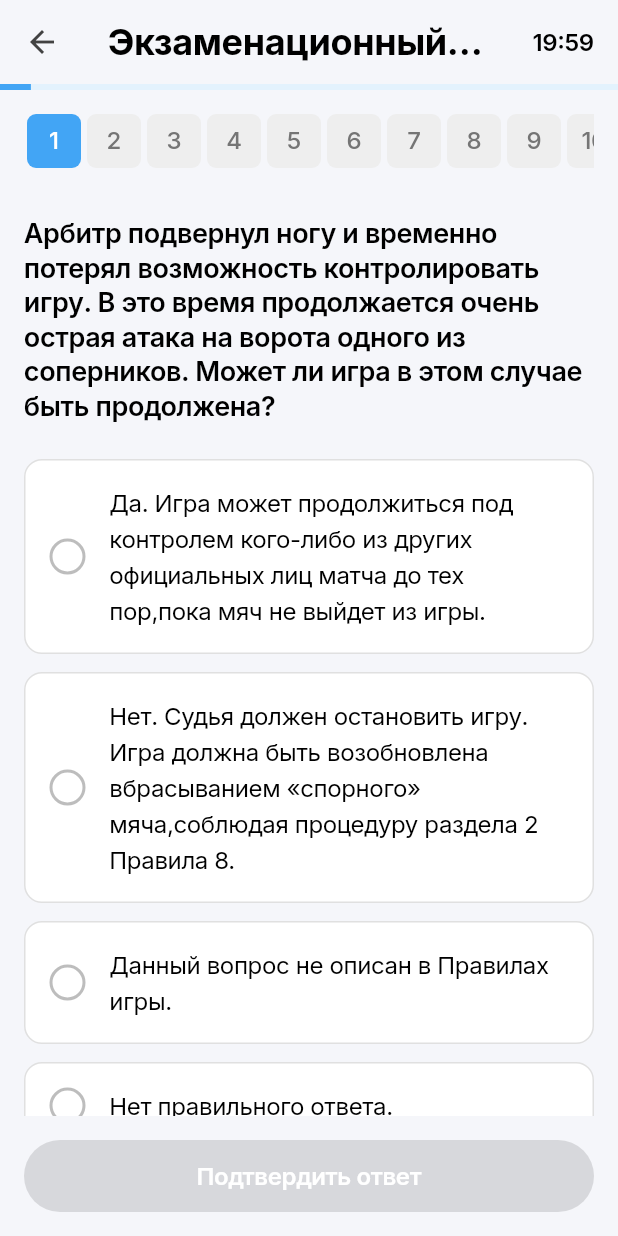
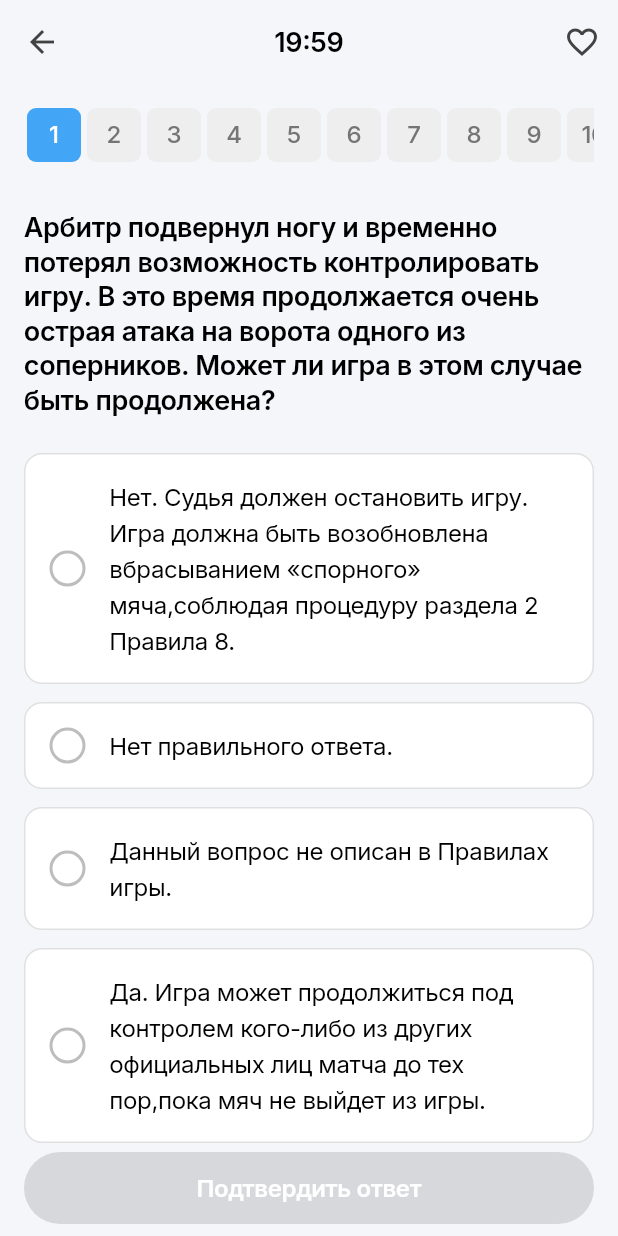
Before and after one commit to MedvedevEugene/Referee_App, a Flutter app: the screen it shows after launch, item 3 of the bottom bar chosen, after a tap on "Экзаменационный тест", on a phone screen of 412 x 824 dp. Run offline on Flutter 3.47's test engine with Material 3 defaults, Android fonts, the phone set to English and light mode, and no system bars; our stand-ins replace font_awesome_flutter, google_fonts; missing offline and left inert: syncfusion_flutter_pdfviewer.

Commit message:
feat: Implement exam test functionality with shuffled answers and UI improvements

```diff
--- a/lib/models/test_models.dart
+++ b/lib/models/test_models.dart
@@ -42,12 +42,31 @@ class ExamTest {
   final List<Question> questions;
   final DateTime startTime;
   Map<int, String> userAnswers = {};
+  final Map<int, List<String>> shuffledOptions = {};
+  final Map<int, Map<String, String>> optionsMap = {};
 
   ExamTest({
     required this.questions,
     required this.startTime,
   }) {
     assert(questions.length == questionCount, 'Exam test must have exactly $questionCount questions');
+
+    // Перемешиваем варианты ответов для каждого вопроса
+    for (var question in questions) {
+      // Создаем копию вариантов ответов
+      final options = List<String>.from(question.options);
+      // Перемешиваем варианты
+      options.shuffle();
+      // Сохраняем перемешанные варианты
+      shuffledOptions[question.id] = options;
+
+      // Создаем соответствие между перемешанными и оригинальными вариантами
+      final mapping = <String, String>{};
+      for (int i = 0; i < options.length; i++) {
+        mapping[options[i]] = question.options[i];
+      }
+      optionsMap[question.id] = mapping;
+    }
   }
 
   bool get isTimeUp => DateTime.now().difference(startTime).inMinutes >= timeLimit;
@@ -56,7 +75,9 @@ class ExamTest {
     int correct = 0;
     userAnswers.forEach((questionId, userAnswer) {
       final question = questions.firstWhere((q) => q.id == questionId);
-      if (userAnswer == question.answer) correct++;
+      // Преобразуем ответ пользователя в оригинальный вариант
+      final originalAnswer = optionsMap[questionId]?[userAnswer] ?? userAnswer;
+      if (originalAnswer == question.answer) correct++;
     });
     return correct;
   }
@@ -70,4 +91,9 @@ class ExamTest {
   void submitAnswer(int questionId, String answer) {
     userAnswers[questionId] = answer;
   }
+
+  // Получить перемешанные варианты ответов для вопроса
+  List<String> getShuffledOptions(int questionId) {
+    return shuffledOptions[questionId] ?? [];
+  }
 }
--- a/lib/screens/exam_test_screen.dart
+++ b/lib/screens/exam_test_screen.dart
@@ -1,6 +1,7 @@
 import 'dart:async';
 import 'package:flutter/material.dart';
 import '../models/test_models.dart';
+import 'test_results_screen.dart';
 
 class ExamTestScreen extends StatefulWidget {
   final ExamTest test;
@@ -44,10 +45,18 @@ class _ExamTestScreenState extends State<ExamTestScreen> {
 
   void _submitTest() {
     _timer.cancel();
-    setState(() {
-      _isSubmitted = true;
-    });
-    // TODO: Navigate to results screen
+    if (!mounted) return;
+
+    Navigator.pushReplacement(
+      context,
+      MaterialPageRoute(
+        builder: (context) => TestResultsScreen(
+          test: widget.test,
+          userAnswers: widget.test.userAnswers,
+          timeSpent: widget.test.timeSpent,
+        ),
+      ),
+    );
   }
 
   void _scrollToCurrentQuestion() {
@@ -77,12 +86,20 @@ class _ExamTestScreenState extends State<ExamTestScreen> {
   }
 
   int _findNextUnansweredQuestion() {
-    // Находим следующий неотвеченный вопрос после текущего
-    for (int i = 0; i < widget.test.questions.length; i++) {
+    // Сначала ищем следующий неотвеченный вопрос после текущего
+    for (int i = _currentQuestionIndex + 1; i < widget.test.questions.length; i++) {
       if (!_confirmedQuestions.contains(i)) {
         return i;
       }
     }
+
+    // Если после текущего нет неотвеченных, ищем с начала
+    for (int i = 0; i < _currentQuestionIndex; i++) {
+      if (!_confirmedQuestions.contains(i)) {
+        return i;
+      }
+    }
+
     return _currentQuestionIndex; // Если все вопросы отвечены, остаемся на текущем
   }
 
@@ -102,6 +119,9 @@ class _ExamTestScreenState extends State<ExamTestScreen> {
         WidgetsBinding.instance.addPostFrameCallback((_) {
           _scrollToCurrentQuestion();
         });
+      } else if (_confirmedQuestions.length == widget.test.questions.length) {
+        // Если все вопросы отвечены, завершаем тест
+        _submitTest();
       }
     });
   }
@@ -157,33 +177,28 @@ class _ExamTestScreenState extends State<ExamTestScreen> {
 
     return Scaffold(
       appBar: AppBar(
+        leading: IconButton(
+          icon: const Icon(Icons.arrow_back),
+          onPressed: () => Navigator.of(context).pop(),
+        ),
         title: Text(
-          'Экзаменационный тест',
-          style: textTheme.displaySmall,
-        ),
-        actions: [
-          Center(
-            child: Padding(
-              padding: const EdgeInsets.symmetric(horizontal: 16),
-              child: Text(
           '${_remainingTime.inMinutes}:${(_remainingTime.inSeconds % 60).toString().padLeft(2, '0')}',
-                style: textTheme.titleMedium?.copyWith(
+          style: textTheme.titleLarge?.copyWith(
             color: _remainingTime.inMinutes < 5 ? Colors.red : null,
           ),
         ),
-            ),
+        centerTitle: true,
+        actions: [
+          IconButton(
+            icon: const Icon(Icons.favorite_border),
+            onPressed: () {
+              // TODO: Implement favorite functionality
+            },
           ),
         ],
       ),
       body: Column(
         children: [
-          // Progress indicator
-          LinearProgressIndicator(
-            value: (_currentQuestionIndex + 1) / widget.test.questions.length,
-            backgroundColor: Colors.blue[50],
-            valueColor: AlwaysStoppedAnimation<Color>(Colors.blue[400]!),
-          ),
-
           // Question number row
           Padding(
             padding: const EdgeInsets.all(16),
@@ -241,7 +256,8 @@ class _ExamTestScreenState extends State<ExamTestScreen> {
                   style: textTheme.titleLarge,
                 ),
                 const SizedBox(height: 24),
-                ...question.options.map((option) => Padding(
+                // Варианты ответов
+                ...widget.test.getShuffledOptions(question.id).map((option) => Padding(
                   padding: const EdgeInsets.only(bottom: 12),
                   child: Container(
                     decoration: BoxDecoration(
@@ -302,13 +318,15 @@ class _ExamTestScreenState extends State<ExamTestScreen> {
                     ),
                   ),
                 )),
+                const SizedBox(height: 60), // Уменьшаем отступ снизу для контента
               ],
             ),
           ),
-
-          // Bottom button
-          Padding(
-            padding: const EdgeInsets.all(16),
+        ],
+      ),
+      bottomNavigationBar: SafeArea(
+        child: Padding(
+          padding: const EdgeInsets.fromLTRB(16, 0, 16, 8), // Уменьшаем отступ снизу для кнопки
           child: ElevatedButton(
             onPressed: selectedAnswer != null && !isConfirmed
                 ? _confirmAnswer
@@ -326,7 +344,6 @@ class _ExamTestScreenState extends State<ExamTestScreen> {
             ),
           ),
         ),
-        ],
       ),
     );
   }
```
Also changed, not shown: lib/screens/test_results_screen.dart (added, +299 -0 lines). Lines whose indentation alone changed are shown as unchanged.
